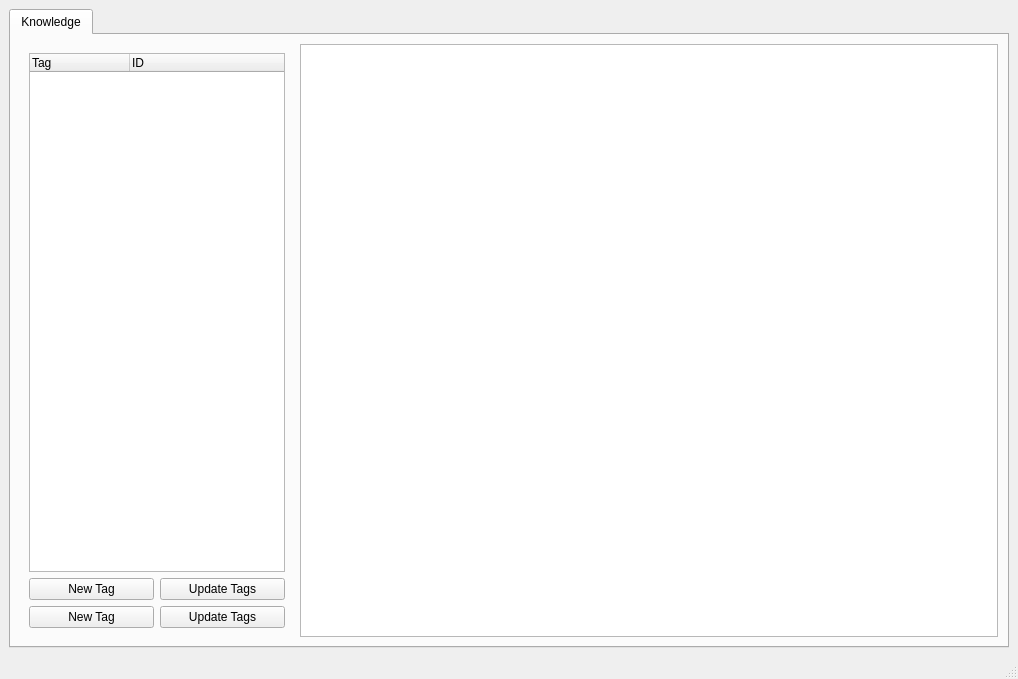
j-kallwies/IKnow, file iknow/ui/mainwindow.ui: the form before one commit.
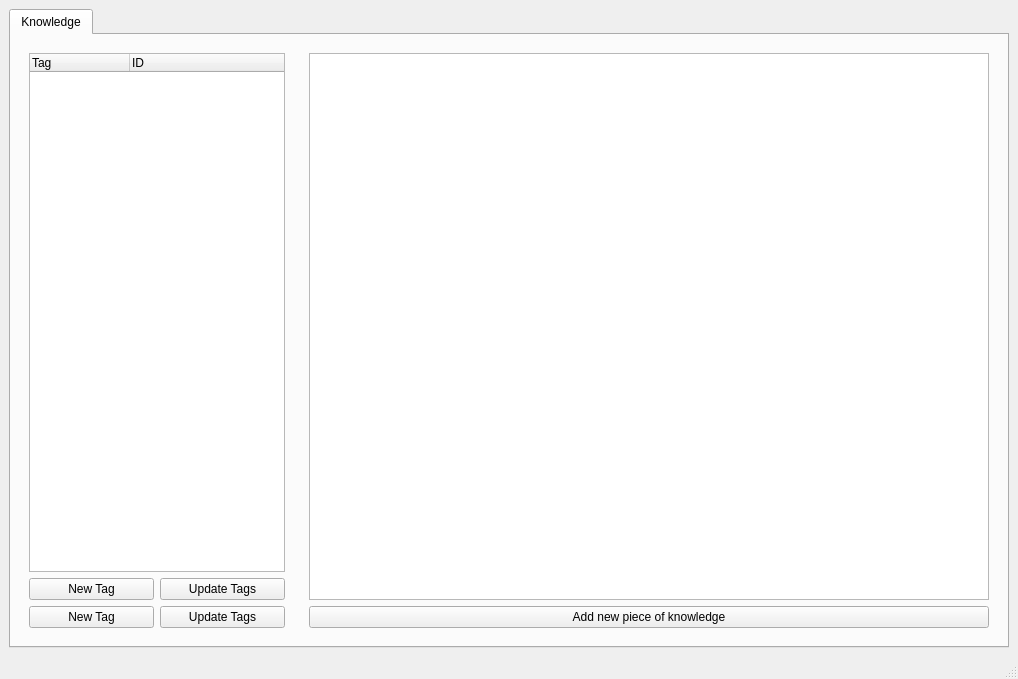
The form after the commit.

Commit message: Add dialog to add new knowledge

```diff
--- a/iknow/ui/mainwindow.ui
+++ b/iknow/ui/mainwindow.ui
@@ -86,7 +86,20 @@
          </widget>
         </item>
         <item>
-         <widget class="QTableView" name="knowledgeTableView"/>
+         <widget class="QWidget" name="widget_2" native="true">
+          <layout class="QVBoxLayout" name="verticalLayout_3">
+           <item>
+            <widget class="QTableView" name="knowledgeTableView"/>
+           </item>
+           <item>
+            <widget class="QPushButton" name="newKnowledgeButton">
+             <property name="text">
+              <string>Add new piece of knowledge</string>
+             </property>
+            </widget>
+           </item>
+          </layout>
+         </widget>
         </item>
        </layout>
       </widget>
```
Left out of the diff: 6 changed lines with no effect on the pictures. The commit also changes 6 other files.
